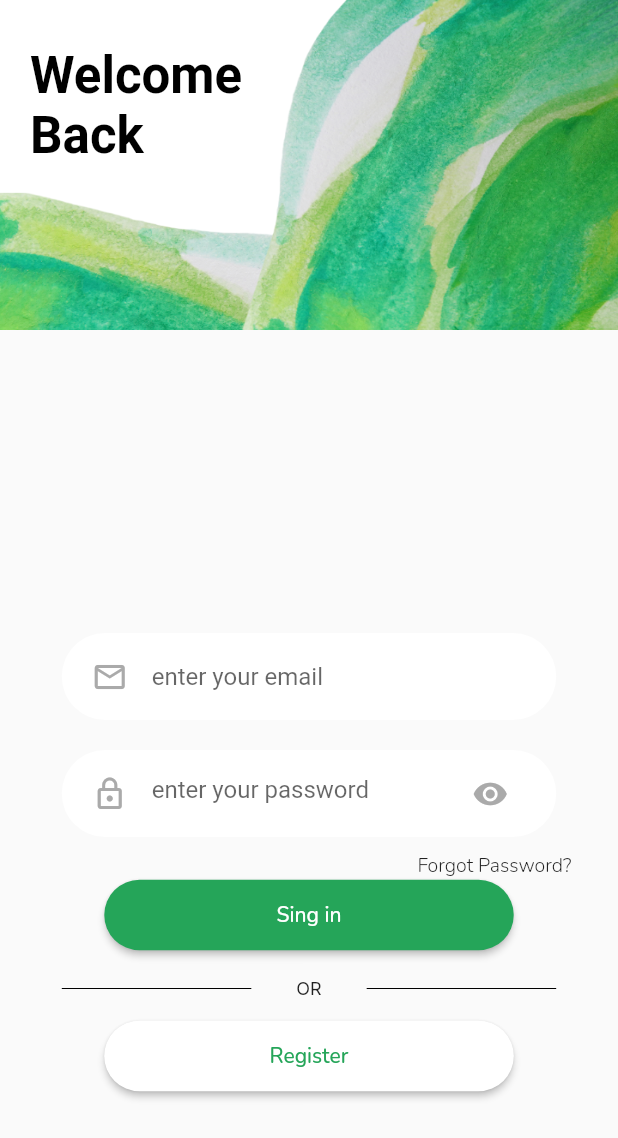
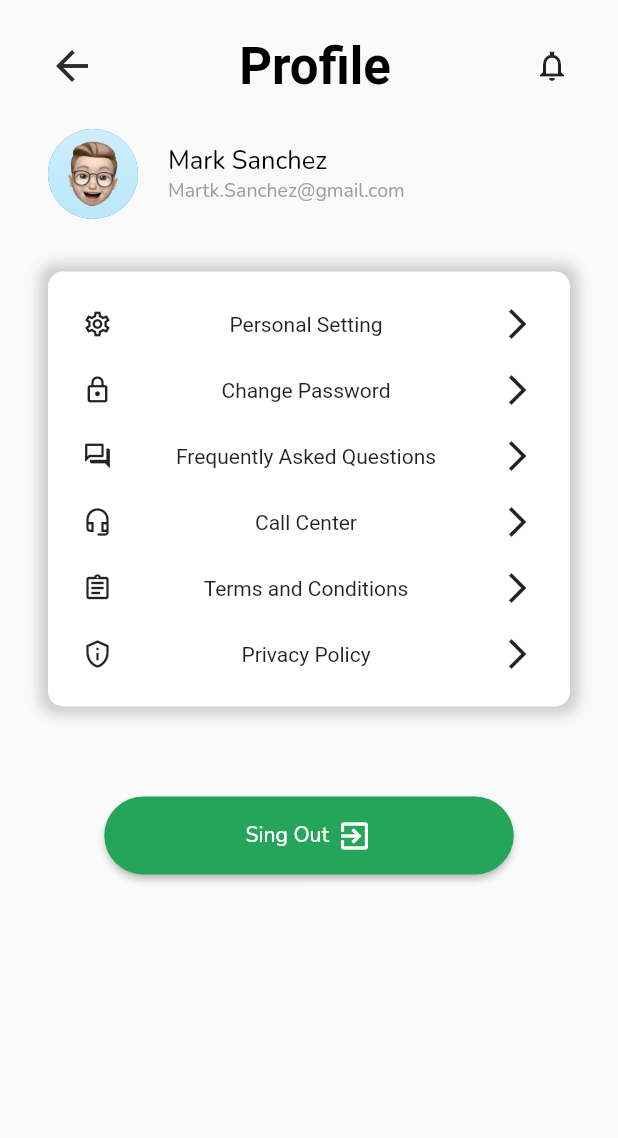
Before and after one commit to Capstone-Project-Kelompok-39-alta/Frontend-Capstone-Alta-Flutter, a Flutter app: the screen it shows after launch, after a tap on "Sign In", on a phone screen of 412 x 824 dp. Shown: the top 1138 px of the screen. Run offline on Flutter 3.47's test engine with Material 2 defaults, Android fonts, the phone set to English and light mode, and no system bars; our stand-ins replace google_fonts.

Commit message:
revisi login/register, update constant color

```diff
--- /dev/null
+++ b/kelompok39/lib/Screens/Profile/profile_screen.dart
@@ -0,0 +1,260 @@
+import 'package:flutter/material.dart';
+import 'package:google_fonts/google_fonts.dart';
+import 'package:kelompok39/constants.dart';
+
+class ProfileScreen extends StatelessWidget {
+  const ProfileScreen({Key? key}) : super(key: key);
+
+  @override
+  Widget build(BuildContext context) {
+    return Scaffold(
+      body: SafeArea(
+        child: Padding(
+          padding: EdgeInsets.symmetric(vertical: 24, horizontal: 32),
+          child: Column(
+            children: <Widget>[
+              Row(
+                mainAxisAlignment: MainAxisAlignment.spaceBetween,
+                children: <Widget>[
+                  Align(
+                    alignment: Alignment.topLeft,
+                    child: GestureDetector(
+                      child: Icon(
+                        Icons.arrow_back,
+                        size: 32,
+                        color: Color.fromRGBO(43, 43, 43, 1),
+                      ),
+                    ),
+                  ),
+                  Text(
+                    "Profile",
+                    style: GoogleFonts.roboto(
+                        fontSize: 34,
+                        fontWeight: FontWeight.w700,
+                        color: Colors.black),
+                  ),
+                  Icon(Icons.notifications_none_sharp),
+                ],
+              ),
+              SizedBox(
+                height: 22,
+              ),
+              Row(
+                children: <Widget>[
+                  CircleAvatar(
+                    backgroundColor: Colors.blue,
+                    backgroundImage: AssetImage('assets/img/Mark PP.png'),
+                    maxRadius: 30,
+                  ),
+                  SizedBox(
+                    width: 20,
+                  ),
+                  Column(
+                    crossAxisAlignment: CrossAxisAlignment.start,
+                    children: [
+                      Text("Mark Sanchez",
+                          style: GoogleFonts.nunito(
+                              fontSize: 17,
+                              fontWeight: FontWeight.w400,
+                              color: Colors.black)), //nama
+                      Text("Martk.Sanchez@gmail.com",
+                          style: GoogleFonts.nunito(
+                              fontSize: 13,
+                              fontWeight: FontWeight.w400,
+                              color: Colors.grey)) //nama
+                    ],
+                  )
+                ],
+              ),
+              SizedBox(
+                height: 35,
+              ),
+              Container(
+                decoration: BoxDecoration(
+                  color: Colors.white,
+                  shape: BoxShape.rectangle,
+                  borderRadius: BorderRadius.circular(10),
+                  boxShadow: [
+                    BoxShadow(
+                      color: Colors.grey.withOpacity(0.5),
+                      spreadRadius: 5,
+                      blurRadius: 7,
+                    )
+                  ],
+                ),
+                child: Padding(
+                  padding: EdgeInsets.all(23),
+                  child: Column(
+                    mainAxisAlignment: MainAxisAlignment.spaceBetween,
+                    children: [
+                      Row(
+                        mainAxisAlignment: MainAxisAlignment.spaceBetween,
+                        children: [
+                          Icon(Icons.settings_outlined, size: 20),
+                          Text("Personal Setting"),
+                          Icon(Icons.arrow_forward_ios)
+                        ],
+                      ),
+                      SizedBox(
+                        height: 20,
+                      ),
+                      Row(
+                        mainAxisAlignment: MainAxisAlignment.spaceBetween,
+                        children: [
+                          Icon(
+                            Icons.lock_outlined,
+                            size: 20,
+                          ),
+                          Text("Change Password"),
+                          Icon(Icons.arrow_forward_ios)
+                        ],
+                      ),
+                      SizedBox(
+                        height: 20,
+                      ),
+                      Row(
+                        mainAxisAlignment: MainAxisAlignment.spaceBetween,
+                        children: [
+                          Icon(
+                            Icons.question_answer_outlined,
+                            size: 20,
+                          ),
+                          Text("Frequently Asked Questions"),
+                          Icon(Icons.arrow_forward_ios)
+                        ],
+                      ),
+                      SizedBox(
+                        height: 20,
+                      ),
+                      Row(
+                        mainAxisAlignment: MainAxisAlignment.spaceBetween,
+                        children: [
+                          Icon(Icons.headset_mic_outlined, size: 20),
+                          Text("Call Center"),
+                          Icon(Icons.arrow_forward_ios)
+                        ],
+                      ),
+                      SizedBox(
+                        height: 20,
+                      ),
+                      Row(
+                        mainAxisAlignment: MainAxisAlignment.spaceBetween,
+                        children: [
+                          Icon(
+                            Icons.assignment_outlined,
+                            size: 20,
+                          ),
+                          Text("Terms and Conditions"),
+                          Icon(Icons.arrow_forward_ios)
+                        ],
+                      ),
+                      SizedBox(
+                        height: 20,
+                      ),
+                      Row(
+                        mainAxisAlignment: MainAxisAlignment.spaceBetween,
+                        children: [
+                          Icon(
+                            Icons.privacy_tip_outlined,
+                            size: 20,
+                          ),
+                          Text("Privacy Policy"),
+                          Icon(Icons.arrow_forward_ios)
+                        ],
+                      ),
+                    ],
+                  ),
+                ),
+              ),
+              SizedBox(
+                height: 60,
+              ),
+              SizedBox(
+                width: 273,
+                child: ElevatedButton(
+                  onPressed: () {
+                    showDialog(
+                        context: context,
+                        builder: (context) => AlertDialog(
+                              content:
+                                  const Text("Are you sure want to Sign Out?"),
+                              actions: [
+                                Center(
+                                  child: Column(
+                                    children: [
+                                      Container(
+                                        width: 123,
+                                        height: 40,
+                                        child: ClipRRect(
+                                          borderRadius:
+                                              BorderRadius.circular(29),
+                                          child: TextButton(
+                                            onPressed: () {},
+                                            child: const Text("Cencel"),
+                                            style: TextButton.styleFrom(
+                                                backgroundColor: cPrimary1,
+                                                primary: Colors.white),
+                                          ),
+                                        ),
+                                      ),
+                                      SizedBox(
+                                        height: 5,
+                                      ),
+                                      Container(
+                                        width: 123,
+                                        height: 40,
+                                        child: ClipRRect(
+                                          borderRadius:
+                                              BorderRadius.circular(29),
+                                          child: TextButton(
+                                            onPressed: () {},
+                                            child: const Text("Sing Out"),
+                                            style: TextButton.styleFrom(
+                                                primary: cPrimary1,
+                                                side: BorderSide(
+                                                    color: cPrimary1)),
+                                          ),
+                                        ),
+                                      ),
+                                    ],
+                                  ),
+                                )
+                              ],
+                            ));
+                  },
+                  style: ButtonStyle(
+                      foregroundColor: MaterialStateProperty.all<Color>(
+                          Color.fromRGBO(255, 255, 255, 1)),
+                      backgroundColor:
+                          MaterialStateProperty.all<Color>(cPrimary1),
+                      shape: MaterialStateProperty.all<RoundedRectangleBorder>(
+                          RoundedRectangleBorder(
+                              borderRadius: BorderRadius.circular(29)))),
+                  child: Padding(
+                    padding: EdgeInsets.all(14),
+                    child: Row(
+                      mainAxisAlignment: MainAxisAlignment.center,
+                      children: [
+                        Text(
+                          "Sing Out",
+                          style: GoogleFonts.nunito(
+                            fontSize: 14,
+                            fontWeight: FontWeight.w500,
+                          ),
+                        ),
+                        SizedBox(
+                          width: 5,
+                        ),
+                        Icon(Icons.exit_to_app_outlined),
+                      ],
+                    ),
+                  ),
+                ),
+              ),
+            ],
+          ),
+        ),
+      ),
+    );
+  }
+}
--- a/kelompok39/lib/Screens/Welcome/phone_register_screen.dart
+++ b/kelompok39/lib/Screens/Welcome/phone_register_screen.dart
@@ -76,7 +76,7 @@ class PhoneRegisterScreen extends StatelessWidget {
                         foregroundColor:
                             MaterialStateProperty.all<Color>(Colors.white),
                         backgroundColor:
-                            MaterialStateProperty.all<Color>(kPrimaryColor1),
+                            MaterialStateProperty.all<Color>(cPrimary1),
                         shape:
                             MaterialStateProperty.all<RoundedRectangleBorder>(
                                 RoundedRectangleBorder(
--- a/kelompok39/lib/Screens/Welcome/signin_screen.dart
+++ b/kelompok39/lib/Screens/Welcome/signin_screen.dart
@@ -1,7 +1,9 @@
 import 'package:flutter/material.dart';
 import 'package:google_fonts/google_fonts.dart';
+
 import 'package:kelompok39/Screens/Home/home_screen.dart';
 import 'package:kelompok39/Screens/Welcome/reqister_screen.dart';
+import 'package:kelompok39/components/already_have_an_account_check.dart';
 import 'package:kelompok39/components/rounded_button.dart';
 import 'package:kelompok39/constants.dart';
 
@@ -46,7 +48,7 @@ class SignInScreen extends StatelessWidget {
             ),
           ),
           Expanded(
-            flex: 3,
+            flex: 4,
             child: Column(
               children: [
                 RoundedInputField(
@@ -58,13 +60,16 @@ class SignInScreen extends StatelessWidget {
                 ),
                 Container(
                   alignment: AlignmentDirectional.topEnd,
-                  margin: EdgeInsets.only(right: 31),
+                  margin: EdgeInsets.only(right: 44),
                   child: Text(
                     "Forgot Password?",
                     style: GoogleFonts.nunito(
                         fontSize: 13, fontWeight: FontWeight.w300),
                     textAlign: TextAlign.right,
                   ),
+                ),
+                SizedBox(
+                  height: 50,
                 ),
                 // RoundedButton(
                 //   text: "Sign In",
@@ -87,7 +92,7 @@ class SignInScreen extends StatelessWidget {
                 //   color: Color.fromRGBO(255, 255, 255, 1),
                 //   textColor: Color.fromRGBO(19, 83, 45, 1),
                 // ),
-                 SizedBox(
+                SizedBox(
                   width: 273,
                   child: ElevatedButton(
                     onPressed: () {
@@ -98,7 +103,7 @@ class SignInScreen extends StatelessWidget {
                         foregroundColor: MaterialStateProperty.all<Color>(
                             Color.fromRGBO(255, 255, 255, 1)),
                         backgroundColor:
-                            MaterialStateProperty.all<Color>(kPrimaryColor1),
+                            MaterialStateProperty.all<Color>(cPrimary1),
                         shape:
                             MaterialStateProperty.all<RoundedRectangleBorder>(
                                 RoundedRectangleBorder(
@@ -116,39 +121,15 @@ class SignInScreen extends StatelessWidget {
                   ),
                 ),
                 SizedBox(
-                  height: 17.5,
+                  height: 10,
                 ),
-                OrDivider(),
-                SizedBox(
-                  height: 13.5,
-                ),
-                SizedBox(
-                  width: 273,
-                  child: ElevatedButton(
-                    onPressed: () {
-                      Navigator.of(context).push(MaterialPageRoute(
-                          builder: (context) => ReqisterScreen()));
-                    },
-                    style: ButtonStyle(
-                        foregroundColor:
-                            MaterialStateProperty.all<Color>(kPrimaryColor1),
-                        backgroundColor: MaterialStateProperty.all<Color>(
-                            Color.fromRGBO(255, 255, 255, 1)),
-                        shape:
-                            MaterialStateProperty.all<RoundedRectangleBorder>(
-                                RoundedRectangleBorder(
-                                    borderRadius: BorderRadius.circular(29)))),
-                    child: Padding(
-                      padding: EdgeInsets.all(14),
-                      child: Text(
-                        "Register",
-                        style: GoogleFonts.nunito(
-                          fontSize: 14,
-                          fontWeight: FontWeight.w500,
-                        ),
-                      ),
-                    ),
-                  ),
+                AlreadyHaveAnAccountCheck(
+                  prees: () {
+                    Navigator.push(
+                        context,
+                        MaterialPageRoute(
+                            builder: (context) => ReqisterScreen()));
+                  },
                 )
               ],
             ),
--- a/kelompok39/lib/Screens/Welcome/welcome_screen.dart
+++ b/kelompok39/lib/Screens/Welcome/welcome_screen.dart
@@ -1,5 +1,6 @@
 import 'package:flutter/material.dart';
 import 'package:google_fonts/google_fonts.dart';
+import 'package:kelompok39/Screens/Profile/profile_screen.dart';
 import 'package:kelompok39/Screens/Welcome/reqister_screen.dart';
 import 'package:kelompok39/Screens/Welcome/signin_screen.dart';
 
@@ -86,7 +87,7 @@ class WelcomeScreen extends StatelessWidget {
                               Navigator.push(
                                   context,
                                   MaterialPageRoute(
-                                      builder: (context) => SignInScreen()));
+                                      builder: (context) => ProfileScreen()));
                             },
                             child: Container(
                               width: 112,
```
Also changed, not shown: kelompok39/lib/Screens/Welcome/otp_screen.dart (+4 -5 lines), kelompok39/lib/Screens/Welcome/reqister_screen.dart (+17 -44 lines), kelompok39/lib/components/already_have_an_account_check.dart (added, +43 -0 lines), kelompok39/lib/constants.dart (+27 -1 lines), kelompok39/lib/model/user.dart (added, +13 -0 lines).
